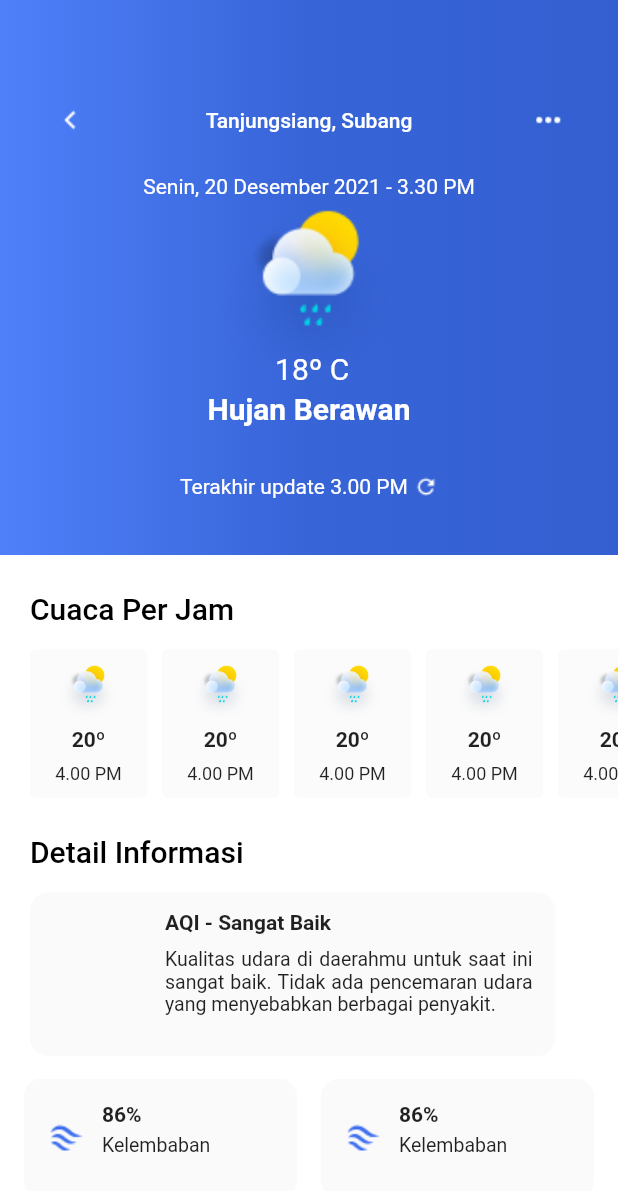
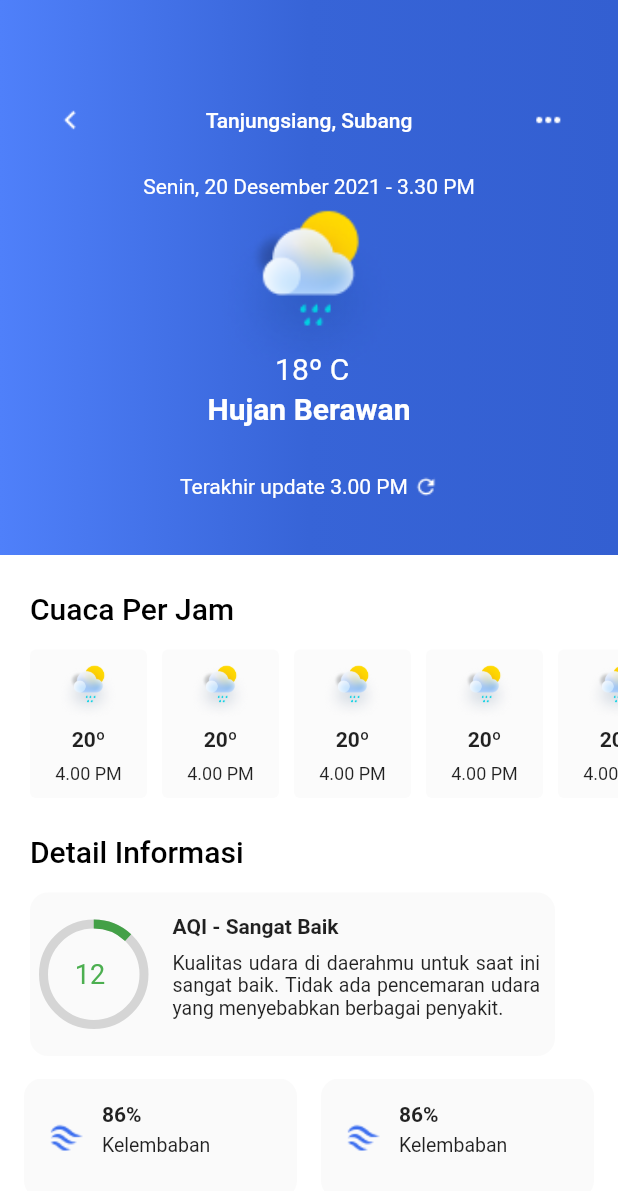
Before and after one commit to betulcelebi/Weather-UI, a Flutter app: the DetailScreen screen opened directly, on a phone screen of 412 x 824 dp. Shown: the top 1191 px of the screen. Run offline on Flutter 3.47's test engine with Material 2 defaults, Android fonts, the phone set to English and light mode, and no system bars.

Commit message:
new features in pages

```diff
--- a/lib/pages/detail_screen.dart
+++ b/lib/pages/detail_screen.dart
@@ -200,8 +200,36 @@ class _DetailScreenState extends State<DetailScreen> {
               child: Row(
                 children: [
                   Container(
+                    width: 80,
+                    height: 80,
+                    child: Stack(
+                      children: [
+                        Center(
+                          child: Text(
+                            "12",
+                            style: TextStyle(color: Colors.green, fontSize: 18),
+                          ),
+                        ),
+                        Center(
+                          child: Container(
+                           // color: Colors.yellow,
+                            height: 67,
+                            width: 67,
+                            margin: EdgeInsets.only(left: 5),
+                            child: CircularProgressIndicator(
+                              backgroundColor: Colors.grey.withOpacity(0.4),
+                              color: Colors.green[600],
+                              value: 0.12,
+                              strokeWidth: 6,
+                            ),
+                          ),
+                        )
+                      ],
+                    ),
+                  ),
+                  Container(
                     height: 85,
-                    margin: EdgeInsets.only(left: 90),
+                    margin: EdgeInsets.only(left: 15,top: 5),
                     child: Column(
                       mainAxisAlignment: MainAxisAlignment.spaceBetween,
                       crossAxisAlignment: CrossAxisAlignment.start,
```
Also changed, not shown: lib/pages/deneme.dart (added, +80 -0 lines).
